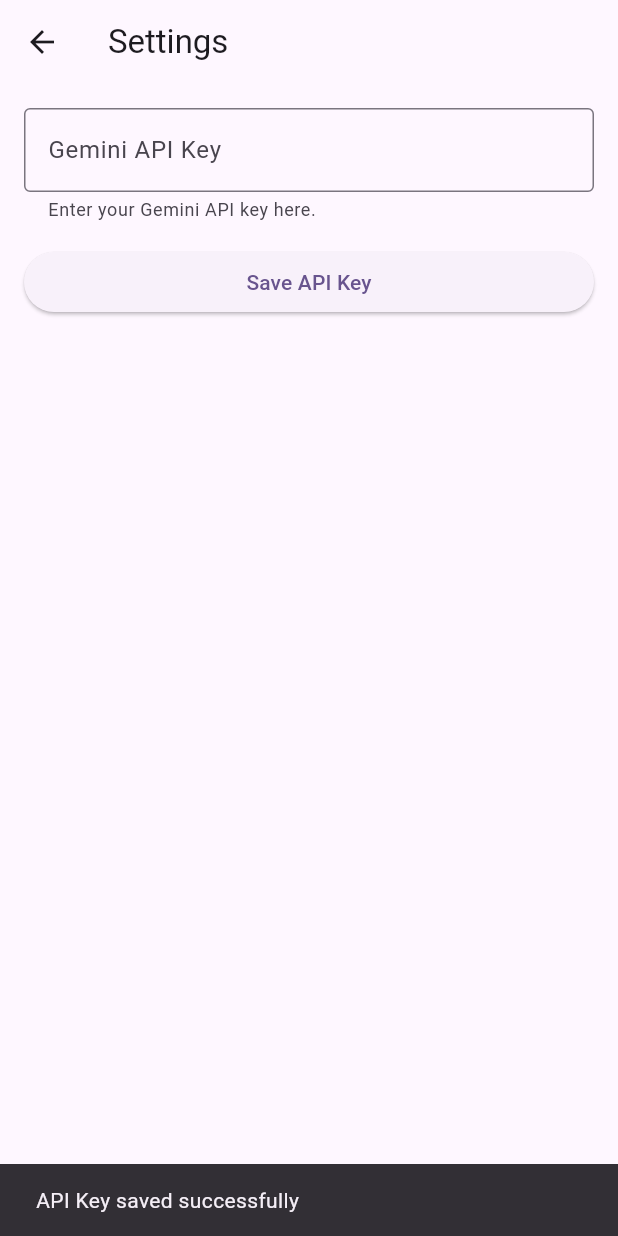
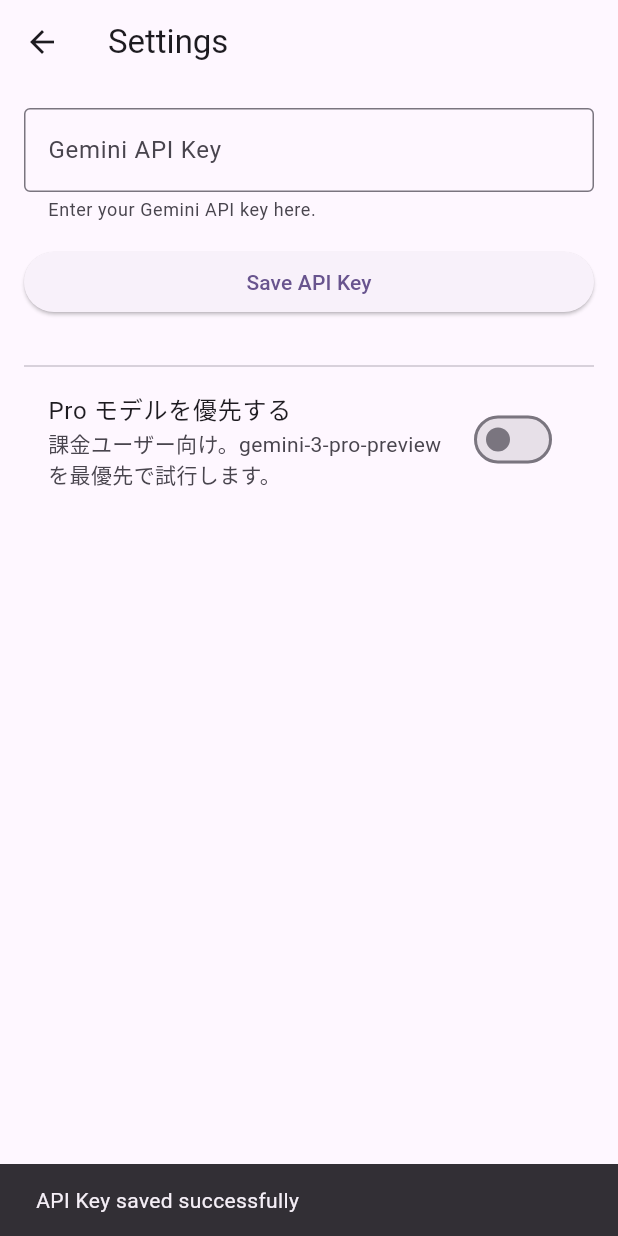
Before and after one commit to shodoi/alt-assistant-app, a Flutter app: the screen it shows after launch, after a tap on "Save API Key", on a phone screen of 412 x 824 dp. Run offline on Flutter 3.47's test engine with Material 3 defaults, Android fonts, the light colour scheme and no system bars; our stand-ins replace flutter_markdown, flutter_secure_storage, google_generative_ai, image_picker, sqflite; accounts and stored records are empty.

Commit message:
feat: 「Pro モデルを優先する」設定を追加し、モデル選択階層を動的に調整するように変更しました。

```diff
--- a/lib/main.dart
+++ b/lib/main.dart
@@ -52,20 +52,23 @@
   );
   final _apiKeyController = TextEditingController();
   static const _apiKeyKey = 'gemini_api_key';
+  static const _useProPriorityKey = 'use_pro_priority';
   bool _isLoading = true;
+  bool _useProPriority = false;
 
   @override
   void initState() {
     super.initState();
-    _loadApiKey();
+    _loadSettings();
   }
 
-  Future<void> _loadApiKey() async {
+  Future<void> _loadSettings() async {
     final key = await _storage.read(key: _apiKeyKey);
-    if (key != null) {
-      _apiKeyController.text = key;
-    }
+    final proPriority = await _storage.read(key: _useProPriorityKey);
+
     setState(() {
+      if (key != null) _apiKeyController.text = key;
+      _useProPriority = proPriority == 'true';
       _isLoading = false;
     });
   }
@@ -111,6 +114,22 @@
                       onPressed: _saveApiKey,
                       child: const Text('Save API Key'),
                     ),
+                    const SizedBox(height: 24),
+                    const Divider(),
+                    SwitchListTile(
+                      title: const Text('Pro モデルを優先する'),
+                      subtitle: const Text('課金ユーザー向け。gemini-3-pro-preview を最優先で試行します。'),
+                      value: _useProPriority,
+                      onChanged: (value) async {
+                        setState(() {
+                          _useProPriority = value;
+                        });
+                        await _storage.write(
+                          key: _useProPriorityKey,
+                          value: value.toString(),
+                        );
+                      },
+                    ),
                   ],
                 ),
               ),
@@ -144,10 +163,11 @@
   String _statusMessage = '';
 
   static const _apiKeyKey = 'gemini_api_key';
-  static const List<String> _modelHierarchy = [
+  static const _useProPriorityKey = 'use_pro_priority';
+  List<String> _modelHierarchy = [
     'gemini-3-flash-preview',
     'gemini-2.5-flash',
-    'gemini-1.5-flash',
+    'gemini-2.0-flash',
   ];
   int _currentModelIndex = 0;
   int? _currentHistoryId;
@@ -160,6 +180,8 @@
 
   Future<void> _checkApiKey() async {
     final key = await _storage.read(key: _apiKeyKey);
+    final proPriority = await _storage.read(key: _useProPriorityKey);
+
     if (key == null) {
       if (mounted) {
         WidgetsBinding.instance.addPostFrameCallback((_) {
@@ -167,6 +189,19 @@
         });
       }
     } else {
+      // モデル階層の動的構築
+      List<String> hierarchy = [
+        'gemini-3-flash-preview',
+        'gemini-2.5-flash',
+        'gemini-2.0-flash',
+      ];
+      if (proPriority == 'true') {
+        hierarchy.insert(0, 'gemini-3-pro-preview');
+      }
+
+      setState(() {
+        _modelHierarchy = hierarchy;
+      });
       _initModel(key);
     }
   }
```
Also changed, not shown: 1 other file.
